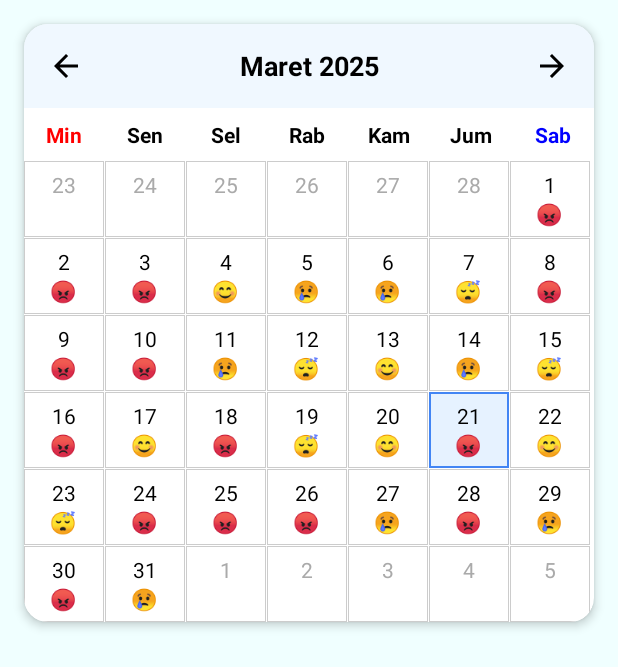
After one commit to nuhgroh2004/mobile-android-GamaPulse, an Android app: the ViewCalendarActivity screen opened directly, with no data from a screen before it, on a phone screen of 412 x 824 dp. The commit adds this screen. Shown: the top 667 px of the screen. Run offline under Robolectric (Android 15) with nearby library versions, the phone set to English and light mode, and no system bars.

Commit message:
Tampilan ViewCalendar

```diff
--- a/app/build.gradle.kts
+++ b/app/build.gradle.kts
@@ -52,4 +52,5 @@ dependencies {
 
     implementation(libs.google.material)
     implementation("androidx.cardview:cardview:1.0.0")
+    implementation ("com.github.f0ris.sweetalert:library:1.5.6")
 }
--- /dev/null
+++ b/app/src/main/java/com/example/gamapulse/EditMoodNotesActivity.kt
@@ -0,0 +1,20 @@
+package com.example.gamapulse
+
+import android.os.Bundle
+import androidx.activity.enableEdgeToEdge
+import androidx.appcompat.app.AppCompatActivity
+import androidx.core.view.ViewCompat
+import androidx.core.view.WindowInsetsCompat
+
+class EditMoodNotesActivity : AppCompatActivity() {
+    override fun onCreate(savedInstanceState: Bundle?) {
+        super.onCreate(savedInstanceState)
+        enableEdgeToEdge()
+        setContentView(R.layout.activity_edit_mood_notes)
+        ViewCompat.setOnApplyWindowInsetsListener(findViewById(R.id.main)) { v, insets ->
+            val systemBars = insets.getInsets(WindowInsetsCompat.Type.systemBars())
+            v.setPadding(systemBars.left, systemBars.top, systemBars.right, systemBars.bottom)
+            insets
+        }
+    }
+}
--- a/app/src/main/java/com/example/gamapulse/HomeFragment.kt
+++ b/app/src/main/java/com/example/gamapulse/HomeFragment.kt
@@ -168,7 +168,7 @@ class HomeFragment : Fragment() {
     }
     /* ----------------------------- End Data Methods ----------------------------- */
 
-    /* ----------------------------- Navigation Methods ----------------------------- */
+    /* ----------------------------- Navigation ----------------------------- */
     private fun setupTaskLogButton(view: View) {
         view.findViewById<View>(R.id.btnTaksLog)?.setOnClickListener {
             // Navigate to TaskLogActivity with animation
@@ -177,6 +177,15 @@ class HomeFragment : Fragment() {
                 startActivity(intent)
             }
         }
+        view.findViewById<View>(R.id.btnViewCalendar)?.setOnClickListener {
+            // Navigate to TaskLogActivity with animation
+            animateButtonAndExecute(it) {
+                val intent = Intent(requireContext(), ViewCalendarActivity::class.java)
+                startActivity(intent)
+            }
+        }
     }
-    /* ----------------------------- End Navigation Methods ----------------------------- */
+    /* ----------------------------- End Navigation ----------------------------- */
+
+
 }
--- /dev/null
+++ b/app/src/main/java/com/example/gamapulse/ViewCalendarActivity.kt
@@ -0,0 +1,222 @@
+package com.example.gamapulse
+
+import android.content.Context
+import android.content.Intent
+import android.os.Bundle
+import android.view.LayoutInflater
+import android.view.View
+import android.view.ViewGroup
+import android.widget.BaseAdapter
+import android.widget.GridView
+import android.widget.ImageButton
+import android.widget.TextView
+import androidx.appcompat.app.AppCompatActivity
+import androidx.core.view.ViewCompat
+import androidx.core.view.WindowInsetsCompat
+import java.text.SimpleDateFormat
+import java.util.Calendar
+import java.util.Date
+import java.util.Locale
+import java.util.Random
+
+class ViewCalendarActivity : AppCompatActivity() {
+
+    private lateinit var calendarGrid: GridView
+    private lateinit var tvMonthYear: TextView
+    private lateinit var btnPrevMonth: ImageButton
+    private lateinit var btnNextMonth: ImageButton
+
+    private val calendar = Calendar.getInstance()
+    private lateinit var adapter: CalendarAdapter
+
+    // Emoji yang akan digunakan (4 jenis)
+    private val emojiList = listOf("😊", "😢", "😡", "😴")
+
+    // Menyimpan data mood untuk setiap tanggal
+    private val moodData = HashMap<String, String>()
+
+    override fun onCreate(savedInstanceState: Bundle?) {
+        super.onCreate(savedInstanceState)
+        ViewCompat.setOnApplyWindowInsetsListener(findViewById(android.R.id.content)) { v, insets ->
+            val systemBars = insets.getInsets(WindowInsetsCompat.Type.systemBars())
+            v.setPadding(systemBars.left, systemBars.top, systemBars.right, systemBars.bottom)
+            insets
+        }
+        setContentView(R.layout.activity_view_calendar)
+
+        // Inisialisasi views
+        calendarGrid = findViewById(R.id.calendarGrid)
+        tvMonthYear = findViewById(R.id.tvMonthYear)
+        btnPrevMonth = findViewById(R.id.btnPrevMonth)
+        btnNextMonth = findViewById(R.id.btnNextMonth)
+
+        // Setup kalender
+        initializeCalendar()
+
+        // Setup listeners untuk navigasi bulan
+        btnPrevMonth.setOnClickListener {
+            calendar.add(Calendar.MONTH, -1)
+            updateCalendar()
+        }
+
+        btnNextMonth.setOnClickListener {
+            calendar.add(Calendar.MONTH, 1)
+            updateCalendar()
+        }
+    }
+
+    private fun initializeCalendar() {
+        // Acak emoji untuk contoh tampilan
+        generateRandomMoodData()
+
+        // Set adapter
+        adapter = CalendarAdapter(this, calendar, moodData)
+        calendarGrid.adapter = adapter
+
+        // Set click listener pada grid
+        calendarGrid.setOnItemClickListener { _, _, position, _ ->
+            val date = adapter.getDateAtPosition(position)
+            if (date != null && isInCurrentMonth(date)) {
+                openEditMoodActivity(date)
+            }
+        }
+
+        // Update tampilan kalender
+        updateCalendar()
+    }
+
+    private fun generateRandomMoodData() {
+        val random = Random()
+        val dateFormat = SimpleDateFormat("yyyy-MM-dd", Locale.getDefault())
+
+        // Generate acak mood untuk bulan ini
+        val monthCalendar = calendar.clone() as Calendar
+        monthCalendar.set(Calendar.DAY_OF_MONTH, 1)
+        val daysInMonth = monthCalendar.getActualMaximum(Calendar.DAY_OF_MONTH)
+
+        for (day in 1..daysInMonth) {
+            monthCalendar.set(Calendar.DAY_OF_MONTH, day)
+            val dateKey = dateFormat.format(monthCalendar.time)
+            moodData[dateKey] = emojiList[random.nextInt(emojiList.size)]
+        }
+    }
+
+    private fun isInCurrentMonth(date: Date): Boolean {
+        val cal1 = Calendar.getInstance().apply { time = date }
+        val cal2 = calendar.clone() as Calendar
+        return cal1.get(Calendar.YEAR) == cal2.get(Calendar.YEAR) &&
+                cal1.get(Calendar.MONTH) == cal2.get(Calendar.MONTH)
+    }
+
+    private fun updateCalendar() {
+        // Update teks bulan dan tahun
+        val dateFormat = SimpleDateFormat("MMMM yyyy", Locale("id"))
+        tvMonthYear.text = dateFormat.format(calendar.time)
+
+        // Update adapter
+        adapter.updateCalendar(calendar)
+    }
+
+    private fun openEditMoodActivity(date: Date) {
+        val intent = Intent(this, EditMoodNotesActivity::class.java)
+        // Tambahkan data tanggal ke intent
+        val dateFormat = SimpleDateFormat("yyyy-MM-dd", Locale.getDefault())
+        intent.putExtra("DATE", dateFormat.format(date))
+        startActivity(intent)
+    }
+
+    inner class CalendarAdapter(
+        private val context: Context,
+        private var currentCalendar: Calendar,
+        private val moodData: HashMap<String, String>
+    ) : BaseAdapter() {
+        private val dateFormat = SimpleDateFormat("yyyy-MM-dd", Locale.getDefault())
+        private val dates = ArrayList<Date?>()
+        private val inflater = LayoutInflater.from(context)
+
+        init {
+            updateCalendar(currentCalendar)
+        }
+
+        fun updateCalendar(calendar: Calendar) {
+            this.currentCalendar = calendar.clone() as Calendar
+
+            // Bersihkan list tanggal
+            dates.clear()
+
+            // Dapatkan tanggal awal bulan
+            val monthCalendar = calendar.clone() as Calendar
+            monthCalendar.set(Calendar.DAY_OF_MONTH, 1)
+
+            // Tentukan hari pertama dalam minggu (0 = Minggu, 1 = Senin, dst)
+            val firstDayOfMonth = monthCalendar.get(Calendar.DAY_OF_WEEK) - 1
+
+            // Mundur ke hari Minggu awal
+            monthCalendar.add(Calendar.DAY_OF_MONTH, -firstDayOfMonth)
+
+            // Isi sel
+            while (dates.size < 42) { // 6 baris dari 7 hari
+                dates.add(monthCalendar.time)
+                monthCalendar.add(Calendar.DAY_OF_MONTH, 1)
+            }
+
+            notifyDataSetChanged()
+        }
+
+        fun getDateAtPosition(position: Int): Date? {
+            return if (position >= 0 && position < dates.size) {
+                dates[position]
+            } else {
+                null
+            }
+        }
+
+        override fun getCount(): Int = dates.size
+
+        override fun getItem(position: Int): Any? = dates[position]
+
+        override fun getItemId(position: Int): Long = position.toLong()
+
+        override fun getView(position: Int, convertView: View?, parent: ViewGroup): View {
+            // Setup tampilan untuk setiap sel
+            val view = convertView ?: inflater.inflate(R.layout.item_calendar_day, parent, false)
+            val date = dates[position]
+
+            val tvDate: TextView = view.findViewById(R.id.tvDate)
+            val tvEmoji: TextView = view.findViewById(R.id.tvEmoji)
+
+            if (date != null) {
+                // Set tanggal
+                val cal = Calendar.getInstance().apply { time = date }
+                tvDate.text = cal.get(Calendar.DAY_OF_MONTH).toString()
+
+                // Periksa apakah tanggal berada di bulan saat ini
+                if (cal.get(Calendar.MONTH) == currentCalendar.get(Calendar.MONTH)) {
+                    tvDate.setTextColor(context.getColor(android.R.color.black))
+
+                    // Set emoji
+                    val dateKey = dateFormat.format(date)
+                    val emoji = moodData[dateKey] ?: ""
+                    tvEmoji.text = emoji
+                    tvEmoji.visibility = View.VISIBLE
+                } else {
+                    // Tanggal di luar bulan saat ini
+                    tvDate.setTextColor(context.getColor(android.R.color.darker_gray))
+                    tvEmoji.visibility = View.INVISIBLE
+                }
+
+                // Periksa apakah tanggal adalah hari ini
+                val today = Calendar.getInstance()
+                if (cal.get(Calendar.YEAR) == today.get(Calendar.YEAR) &&
+                    cal.get(Calendar.MONTH) == today.get(Calendar.MONTH) &&
+                    cal.get(Calendar.DAY_OF_MONTH) == today.get(Calendar.DAY_OF_MONTH)) {
+                    view.setBackgroundResource(R.drawable.calendar_cell_today)
+                } else {
+                    view.setBackgroundResource(R.drawable.calendar_cell_background)
+                }
+            }
+
+            return view
+        }
+    }
+}
--- /dev/null
+++ b/app/src/main/res/drawable/baseline_arrow_forward_24.xml
@@ -0,0 +1,5 @@
+<vector xmlns:android="http://schemas.android.com/apk/res/android" android:autoMirrored="true" android:height="24dp" android:tint="#000000" android:viewportHeight="24" android:viewportWidth="24" android:width="24dp">
+
+    <path android:fillColor="@android:color/white" android:pathData="M12,4l-1.41,1.41L16.17,11H4v2h12.17l-5.58,5.59L12,20l8,-8z"/>
+
+</vector>
--- /dev/null
+++ b/app/src/main/res/drawable/calendar_cell_background.xml
@@ -0,0 +1,5 @@
+<?xml version="1.0" encoding="utf-8"?>
+<shape xmlns:android="http://schemas.android.com/apk/res/android">
+    <solid android:color="#FFFFFF" />
+    <stroke android:width="0.5dp" android:color="#CCCCCC" />
+</shape>
--- /dev/null
+++ b/app/src/main/res/drawable/calendar_cell_today.xml
@@ -0,0 +1,5 @@
+<?xml version="1.0" encoding="utf-8"?>
+<shape xmlns:android="http://schemas.android.com/apk/res/android">
+    <solid android:color="#E6F2FF" />
+    <stroke android:width="1dp" android:color="#4285F4" />
+</shape>
--- /dev/null
+++ b/app/src/main/res/layout/activity_edit_mood_notes.xml
@@ -0,0 +1,10 @@
+<?xml version="1.0" encoding="utf-8"?>
+<androidx.constraintlayout.widget.ConstraintLayout xmlns:android="http://schemas.android.com/apk/res/android"
+    xmlns:app="http://schemas.android.com/apk/res-auto"
+    xmlns:tools="http://schemas.android.com/tools"
+    android:id="@+id/main"
+    android:layout_width="match_parent"
+    android:layout_height="match_parent"
+    tools:context=".EditMoodNotesActivity">
+
+</androidx.constraintlayout.widget.ConstraintLayout>
--- /dev/null
+++ b/app/src/main/res/layout/activity_view_calendar.xml
@@ -0,0 +1,154 @@
+<?xml version="1.0" encoding="utf-8"?>
+<androidx.constraintlayout.widget.ConstraintLayout xmlns:android="http://schemas.android.com/apk/res/android"
+    xmlns:app="http://schemas.android.com/apk/res-auto"
+    xmlns:tools="http://schemas.android.com/tools"
+    android:id="@+id/main"
+    android:layout_width="match_parent"
+    android:layout_height="match_parent"
+    android:background="#F0FFFF"
+    tools:context=".ViewCalendarActivity">
+
+    <androidx.cardview.widget.CardView
+        android:layout_width="match_parent"
+        android:layout_height="wrap_content"
+        android:layout_margin="16dp"
+        app:cardCornerRadius="16dp"
+        app:cardElevation="4dp"
+        app:layout_constraintEnd_toEndOf="parent"
+        app:layout_constraintStart_toStartOf="parent"
+        app:layout_constraintTop_toTopOf="parent">
+
+        <androidx.constraintlayout.widget.ConstraintLayout
+            android:layout_width="match_parent"
+            android:layout_height="wrap_content">
+
+            <LinearLayout
+                android:id="@+id/calendarHeader"
+                android:layout_width="match_parent"
+                android:layout_height="wrap_content"
+                android:background="#F0F8FF"
+                android:gravity="center_vertical"
+                android:orientation="horizontal"
+                android:padding="8dp"
+                app:layout_constraintEnd_toEndOf="parent"
+                app:layout_constraintStart_toStartOf="parent"
+                app:layout_constraintTop_toTopOf="parent">
+
+                <ImageButton
+                    android:id="@+id/btnPrevMonth"
+                    android:layout_width="40dp"
+                    android:layout_height="40dp"
+                    android:background="?attr/selectableItemBackgroundBorderless"
+                    android:src="@drawable/baseline_arrow_back_24"
+                    android:contentDescription="Previous Month" />
+
+                <TextView
+                    android:id="@+id/tvMonthYear"
+                    android:layout_width="0dp"
+                    android:layout_height="wrap_content"
+                    android:layout_weight="1"
+                    android:gravity="center"
+                    android:text="Februari 2025"
+                    android:textColor="#000000"
+                    android:textSize="18sp"
+                    android:textStyle="bold" />
+
+                <ImageButton
+                    android:id="@+id/btnNextMonth"
+                    android:layout_width="40dp"
+                    android:layout_height="40dp"
+                    android:background="?attr/selectableItemBackgroundBorderless"
+                    android:src="@drawable/baseline_arrow_forward_24"
+                    android:contentDescription="Next Month" />
+            </LinearLayout>
+
+            <LinearLayout
+                android:id="@+id/daysOfWeek"
+                android:layout_width="match_parent"
+                android:layout_height="wrap_content"
+                android:orientation="horizontal"
+                app:layout_constraintTop_toBottomOf="@id/calendarHeader">
+
+                <TextView
+                    android:layout_width="0dp"
+                    android:layout_height="wrap_content"
+                    android:layout_weight="1"
+                    android:gravity="center"
+                    android:padding="8dp"
+                    android:text="Min"
+                    android:textColor="#FF0000"
+                    android:textStyle="bold" />
+
+                <TextView
+                    android:layout_width="0dp"
+                    android:layout_height="wrap_content"
+                    android:layout_weight="1"
+                    android:gravity="center"
+                    android:padding="8dp"
+                    android:text="Sen"
+                    android:textColor="#000000"
+                    android:textStyle="bold" />
+
+                <TextView
+                    android:layout_width="0dp"
+                    android:layout_height="wrap_content"
+                    android:layout_weight="1"
+                    android:gravity="center"
+                    android:padding="8dp"
+                    android:text="Sel"
+                    android:textColor="#000000"
+                    android:textStyle="bold" />
+
+                <TextView
+                    android:layout_width="0dp"
+                    android:layout_height="wrap_content"
+                    android:layout_weight="1"
+                    android:gravity="center"
+                    android:padding="8dp"
+                    android:text="Rab"
+                    android:textColor="#000000"
+                    android:textStyle="bold" />
+
+                <TextView
+                    android:layout_width="0dp"
+                    android:layout_height="wrap_content"
+                    android:layout_weight="1"
+                    android:gravity="center"
+                    android:padding="8dp"
+                    android:text="Kam"
+                    android:textColor="#000000"
+                    android:textStyle="bold" />
+
+                <TextView
+                    android:layout_width="0dp"
+                    android:layout_height="wrap_content"
+                    android:layout_weight="1"
+                    android:gravity="center"
+                    android:padding="8dp"
+                    android:text="Jum"
+                    android:textColor="#000000"
+                    android:textStyle="bold" />
+
+                <TextView
+                    android:layout_width="0dp"
+                    android:layout_height="wrap_content"
+                    android:layout_weight="1"
+                    android:gravity="center"
+                    android:padding="8dp"
+                    android:text="Sab"
+                    android:textColor="#0000FF"
+                    android:textStyle="bold" />
+            </LinearLayout>
+
+            <GridView
+                android:id="@+id/calendarGrid"
+                android:layout_width="match_parent"
+                android:layout_height="wrap_content"
+                android:numColumns="7"
+                android:stretchMode="columnWidth"
+                android:verticalSpacing="1dp"
+                android:horizontalSpacing="1dp"
+                app:layout_constraintTop_toBottomOf="@id/daysOfWeek" />
+        </androidx.constraintlayout.widget.ConstraintLayout>
+    </androidx.cardview.widget.CardView>
+</androidx.constraintlayout.widget.ConstraintLayout>
--- a/app/src/main/res/layout/fragment_home.xml
+++ b/app/src/main/res/layout/fragment_home.xml
@@ -243,6 +243,7 @@
 
         <!-- View Mood Card -->
         <androidx.cardview.widget.CardView
+            android:id="@+id/btnViewCalendar"
             android:layout_width="match_parent"
             android:layout_height="wrap_content"
             android:layout_marginStart="16dp"
--- /dev/null
+++ b/app/src/main/res/layout/item_calendar_day.xml
@@ -0,0 +1,31 @@
+<?xml version="1.0" encoding="utf-8"?>
+<FrameLayout xmlns:android="http://schemas.android.com/apk/res/android"
+    android:layout_width="match_parent"
+    android:layout_height="wrap_content"
+    android:background="@drawable/calendar_cell_background"
+    android:foreground="?attr/selectableItemBackground"
+    android:padding="1dp">
+
+    <LinearLayout
+        android:layout_width="match_parent"
+        android:layout_height="wrap_content"
+        android:orientation="vertical"
+        android:gravity="center"
+        android:minHeight="48dp">
+
+        <TextView
+            android:id="@+id/tvDate"
+            android:layout_width="wrap_content"
+            android:layout_height="wrap_content"
+            android:text="1"
+            android:textColor="#000000"
+            android:textSize="14sp" />
+
+        <TextView
+            android:id="@+id/tvEmoji"
+            android:layout_width="wrap_content"
+            android:layout_height="wrap_content"
+            android:text="😊"
+            android:textSize="14sp" />
+    </LinearLayout>
+</FrameLayout>
--- a/settings.gradle.kts
+++ b/settings.gradle.kts
@@ -5,6 +5,7 @@ pluginManagement {
                 includeGroupByRegex("com\\.android.*")
                 includeGroupByRegex("com\\.google.*")
                 includeGroupByRegex("androidx.*")
+
             }
         }
         mavenCentral()
```
Also changed, not shown: app/src/main/AndroidManifest.xml (+8 -0 lines).
